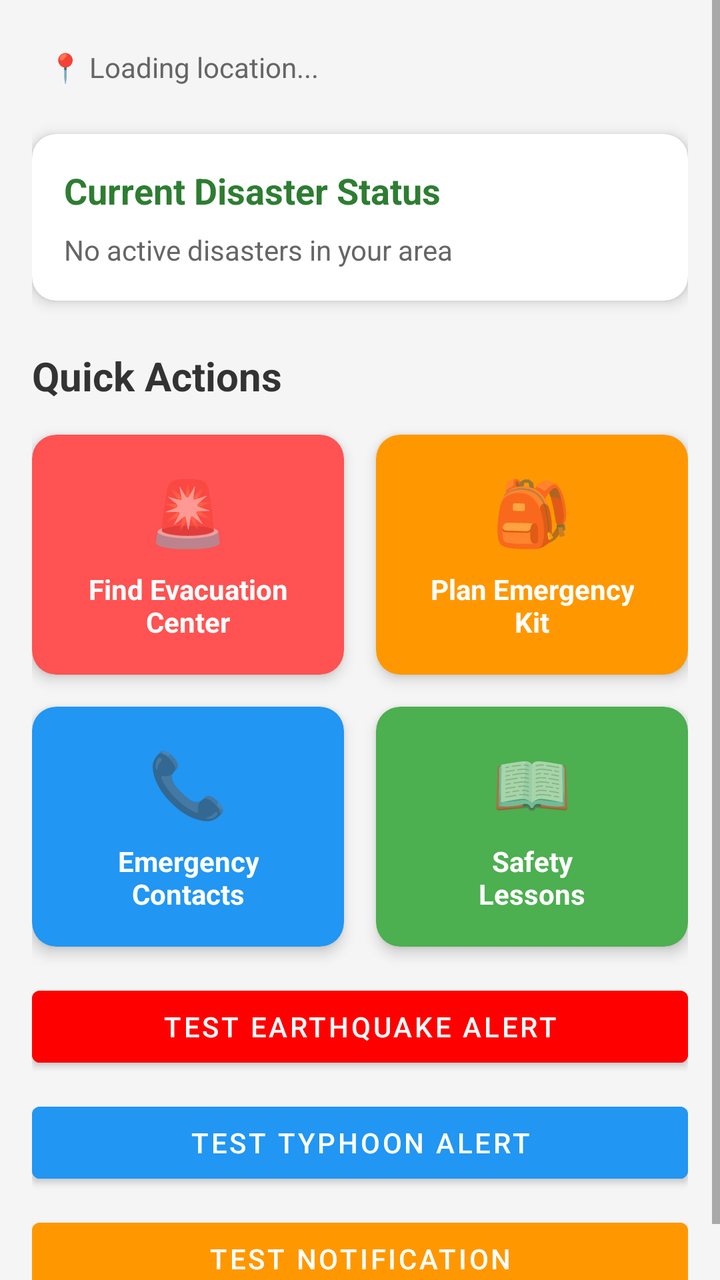
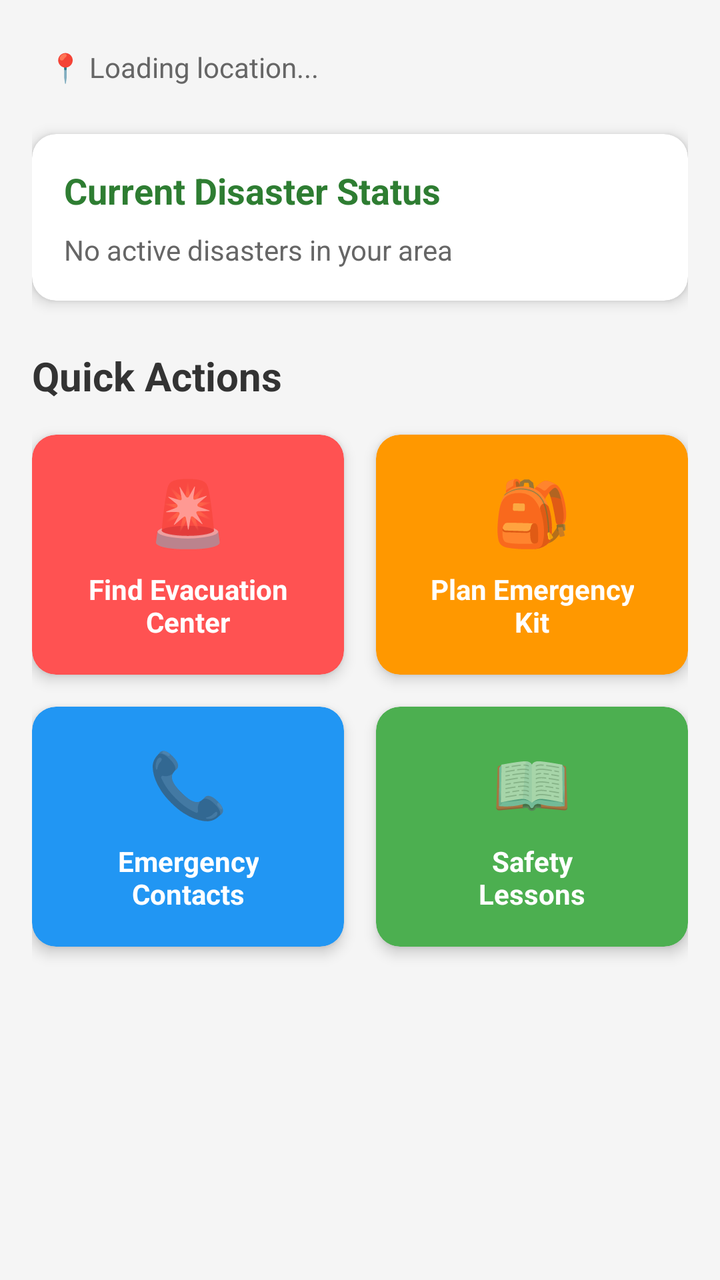

Before-and-after screenshots of an Android layout around one commit, followed by the original layout XML and the change that was made.
<!-- AndroidManifest.xml: application theme Theme.Gabay -->
<!-- res/layout/fragment_home.xml -->
<?xml version="1.0" encoding="utf-8"?>
<ScrollView
    xmlns:android="http://schemas.android.com/apk/res/android"
    xmlns:app="http://schemas.android.com/apk/res-auto"
    xmlns:tools="http://schemas.android.com/tools"
    android:layout_width="match_parent"
    android:layout_height="match_parent"
    android:fillViewport="true"
    android:background="#F5F5F5">

    <androidx.constraintlayout.widget.ConstraintLayout
        android:layout_width="match_parent"
        android:layout_height="wrap_content"
        android:padding="16dp">

        
        <Button
            android:id="@+id/btnTestAlert"
            android:layout_width="0dp"
            android:layout_height="wrap_content"
            android:layout_marginTop="16dp"
            android:text="TEST EARTHQUAKE ALERT"
            android:backgroundTint="#FF0000"
            app:layout_constraintTop_toBottomOf="@id/btnContacts"
            app:layout_constraintStart_toStartOf="parent"
            app:layout_constraintEnd_toEndOf="parent" />

        

        <Button
            android:id="@+id/btnTestTyphoon"
            android:layout_width="match_parent"
            android:layout_height="wrap_content"
            android:layout_marginTop="10dp"
            android:backgroundTint="#2196F3"
            android:text="TEST TYPHOON ALERT"
            app:layout_constraintTop_toBottomOf="@+id/btnTestAlert"
            tools:layout_editor_absoluteX="16dp" />

        <Button
            android:id="@+id/btnTestNotification"
            android:layout_width="match_parent"
            android:layout_height="wrap_content"
            android:layout_marginTop="10dp"
            android:backgroundTint="#FF9800"
            android:text="TEST NOTIFICATION"
            app:layout_constraintTop_toBottomOf="@+id/btnTestTyphoon"
            tools:layout_editor_absoluteX="16dp" />

        <TextView
            android:id="@+id/tvLocation"
            android:layout_width="wrap_content"
            android:layout_height="wrap_content"
            android:text="📍 Loading location..."
            android:textSize="14sp"
            android:textColor="#666666"
            android:padding="8dp"
            app:layout_constraintTop_toTopOf="parent"
            app:layout_constraintStart_toStartOf="parent" />

        
        <com.google.android.material.card.MaterialCardView
            android:id="@+id/cardDisasterAlert"
            android:layout_width="0dp"
            android:layout_height="wrap_content"
            android:layout_marginTop="16dp"
            app:cardCornerRadius="12dp"
            app:cardElevation="4dp"
            app:layout_constraintTop_toBottomOf="@id/tvLocation"
            app:layout_constraintStart_toStartOf="parent"
            app:layout_constraintEnd_toEndOf="parent">

            <LinearLayout
                android:layout_width="match_parent"
                android:layout_height="wrap_content"
                android:orientation="vertical"
                android:padding="16dp">

                <TextView
                    android:id="@+id/tvAlertTitle"
                    android:layout_width="wrap_content"
                    android:layout_height="wrap_content"
                    android:text="Current Disaster Status"
                    android:textSize="18sp"
                    android:textStyle="bold"
                    android:textColor="#2E7D32" />

                <TextView
                    android:id="@+id/tvAlertMessage"
                    android:layout_width="wrap_content"
                    android:layout_height="wrap_content"
                    android:layout_marginTop="8dp"
                    android:text="No active disasters in your area"
                    android:textSize="14sp"
                    android:textColor="#666666" />

            </LinearLayout>

        </com.google.android.material.card.MaterialCardView>

        
        <TextView
            android:id="@+id/tvQuickActions"
            android:layout_width="wrap_content"
            android:layout_height="wrap_content"
            android:layout_marginTop="24dp"
            android:text="Quick Actions"
            android:textSize="20sp"
            android:textStyle="bold"
            android:textColor="#333333"
            app:layout_constraintTop_toBottomOf="@id/cardDisasterAlert"
            app:layout_constraintStart_toStartOf="parent" />

        
        <com.google.android.material.card.MaterialCardView
            android:id="@+id/btnEvacuation"
            android:layout_width="0dp"
            android:layout_height="120dp"
            android:layout_marginTop="16dp"
            android:layout_marginEnd="8dp"
            app:cardCornerRadius="12dp"
            app:cardElevation="4dp"
            app:cardBackgroundColor="#FF5252"
            app:layout_constraintTop_toBottomOf="@id/tvQuickActions"
            app:layout_constraintStart_toStartOf="parent"
            app:layout_constraintEnd_toStartOf="@id/btnEmergencyKit">

            <LinearLayout
                android:layout_width="match_parent"
                android:layout_height="match_parent"
                android:orientation="vertical"
                android:gravity="center"
                android:padding="16dp">

                <TextView
                    android:layout_width="wrap_content"
                    android:layout_height="wrap_content"
                    android:text="🚨"
                    android:textSize="32sp" />

                <TextView
                    android:layout_width="wrap_content"
                    android:layout_height="wrap_content"
                    android:layout_marginTop="8dp"
                    android:text="Find Evacuation\nCenter"
                    android:textSize="14sp"
                    android:textStyle="bold"
                    android:textColor="@color/white"
                    android:gravity="center" />

            </LinearLayout>

        </com.google.android.material.card.MaterialCardView>

        
        <com.google.android.material.card.MaterialCardView
            android:id="@+id/btnEmergencyKit"
            android:layout_width="0dp"
            android:layout_height="120dp"
            android:layout_marginStart="8dp"
            app:cardCornerRadius="12dp"
            app:cardElevation="4dp"
            app:cardBackgroundColor="#FF9800"
            app:layout_constraintTop_toTopOf="@id/btnEvacuation"
            app:layout_constraintStart_toEndOf="@id/btnEvacuation"
            app:layout_constraintEnd_toEndOf="parent">

            <LinearLayout
                android:layout_width="match_parent"
                android:layout_height="match_parent"
                android:orientation="vertical"
                android:gravity="center"
                android:padding="16dp">

                <TextView
                    android:layout_width="wrap_content"
                    android:layout_height="wrap_content"
                    android:text="🎒"
                    android:textSize="32sp" />

                <TextView
                    android:layout_width="wrap_content"
                    android:layout_height="wrap_content"
                    android:layout_marginTop="8dp"
                    android:text="Plan Emergency\nKit"
                    android:textSize="14sp"
                    android:textStyle="bold"
                    android:textColor="@color/white"
                    android:gravity="center" />

            </LinearLayout>

        </com.google.android.material.card.MaterialCardView>

        
        <com.google.android.material.card.MaterialCardView
            android:id="@+id/btnContacts"
            android:layout_width="0dp"
            android:layout_height="120dp"
            android:layout_marginTop="16dp"
            android:layout_marginEnd="8dp"
            app:cardCornerRadius="12dp"
            app:cardElevation="4dp"
            app:cardBackgroundColor="#2196F3"
            app:layout_constraintTop_toBottomOf="@id/btnEvacuation"
            app:layout_constraintStart_toStartOf="parent"
            app:layout_constraintEnd_toStartOf="@id/btnLessons">

            <LinearLayout
                android:layout_width="match_parent"
                android:layout_height="match_parent"
                android:orientation="vertical"
                android:gravity="center"
                android:padding="16dp">

                <TextView
                    android:layout_width="wrap_content"
                    android:layout_height="wrap_content"
                    android:text="📞"
                    android:textSize="32sp" />

                <TextView
                    android:layout_width="wrap_content"
                    android:layout_height="wrap_content"
                    android:layout_marginTop="8dp"
                    android:text="Emergency\nContacts"
                    android:textSize="14sp"
                    android:textStyle="bold"
                    android:textColor="@color/white"
                    android:gravity="center" />

            </LinearLayout>

        </com.google.android.material.card.MaterialCardView>

        
        <com.google.android.material.card.MaterialCardView
            android:id="@+id/btnLessons"
            android:layout_width="0dp"
            android:layout_height="120dp"
            android:layout_marginStart="8dp"
            app:cardCornerRadius="12dp"
            app:cardElevation="4dp"
            app:cardBackgroundColor="#4CAF50"
            app:layout_constraintTop_toTopOf="@id/btnContacts"
            app:layout_constraintStart_toEndOf="@id/btnContacts"
            app:layout_constraintEnd_toEndOf="parent">

            <LinearLayout
                android:layout_width="match_parent"
                android:layout_height="match_parent"
                android:orientation="vertical"
                android:gravity="center"
                android:padding="16dp">

                <TextView
                    android:layout_width="wrap_content"
                    android:layout_height="wrap_content"
                    android:text="📖"
                    android:textSize="32sp" />

                <TextView
                    android:layout_width="wrap_content"
                    android:layout_height="wrap_content"
                    android:layout_marginTop="8dp"
                    android:text="Safety\nLessons"
                    android:textSize="14sp"
                    android:textStyle="bold"
                    android:textColor="@color/white"
                    android:gravity="center" />

            </LinearLayout>

        </com.google.android.material.card.MaterialCardView>

    </androidx.constraintlayout.widget.ConstraintLayout>

</ScrollView>
<!-- resources referenced by this layout -->
<resources>
  <color name="white">#FFFFFFFF</color>
  <style name="Theme.Gabay" parent="Theme.MaterialComponents.DayNight.DarkActionBar">
          <item name="colorPrimary">@color/primary_green</item>
          <item name="colorPrimaryVariant">@color/teal_700</item>
          <item name="colorOnPrimary">@color/white</item>
          <item name="colorSecondary">@color/primary_blue</item>
          <item name="colorSecondaryVariant">@color/teal_700</item>
          <item name="colorOnSecondary">@color/black</item>
          <item name="android:statusBarColor">@color/primary_green</item>
          <item name="bottomNavigationStyle">@style/LightBottomNav</item>
          <item name="materialCardViewStyle">@style/LightCard</item>
      </style>
  <color name="primary_green">#4CAF50</color>
  <color name="teal_700">#FF018786</color>
  <color name="primary_blue">#2196F3</color>
  <color name="black">#FF000000</color>
  <style name="LightBottomNav" parent="Widget.MaterialComponents.BottomNavigationView">
          <item name="itemIconTint">@color/bottom_nav_color_light</item>
          <item name="itemTextColor">@color/bottom_nav_color_light</item>
      </style>
  <style name="LightCard" parent="Widget.MaterialComponents.CardView">
          <item name="cardBackgroundColor">#FFFFFF</item>
          <item name="cardElevation">4dp</item>
      </style>
</resources>

<!-- the commit's change to res/layout/fragment_home.xml (unified diff, before → after) -->
@@ -14,38 +14,36 @@
         android:padding="16dp">
 
         
-        <Button
-            android:id="@+id/btnTestAlert"
-            android:layout_width="0dp"
-            android:layout_height="wrap_content"
-            android:layout_marginTop="16dp"
-            android:text="TEST EARTHQUAKE ALERT"
-            android:backgroundTint="#FF0000"
-            app:layout_constraintTop_toBottomOf="@id/btnContacts"
-            app:layout_constraintStart_toStartOf="parent"
-            app:layout_constraintEnd_toEndOf="parent" />
-
-        
-
-        <Button
-            android:id="@+id/btnTestTyphoon"
-            android:layout_width="match_parent"
-            android:layout_height="wrap_content"
-            android:layout_marginTop="10dp"
-            android:backgroundTint="#2196F3"
-            android:text="TEST TYPHOON ALERT"
-            app:layout_constraintTop_toBottomOf="@+id/btnTestAlert"
-            tools:layout_editor_absoluteX="16dp" />
-
-        <Button
-            android:id="@+id/btnTestNotification"
-            android:layout_width="match_parent"
-            android:layout_height="wrap_content"
-            android:layout_marginTop="10dp"
-            android:backgroundTint="#FF9800"
-            android:text="TEST NOTIFICATION"
-            app:layout_constraintTop_toBottomOf="@+id/btnTestTyphoon"
-            tools:layout_editor_absoluteX="16dp" />
+
+
+
+
+
+
+
+
+
+
+
+
+
+
+
+
+
+
+
+
+
+
+
+
+
+
+
+
+
+
 
         <TextView
             android:id="@+id/tvLocation"
@@ -58,7 +56,6 @@
             app:layout_constraintTop_toTopOf="parent"
             app:layout_constraintStart_toStartOf="parent" />
 
-        
         <com.google.android.material.card.MaterialCardView
             android:id="@+id/cardDisasterAlert"
             android:layout_width="0dp"
@@ -98,7 +95,6 @@
 
         </com.google.android.material.card.MaterialCardView>
 
-        
         <TextView
             android:id="@+id/tvQuickActions"
             android:layout_width="wrap_content"
@@ -111,7 +107,6 @@
             app:layout_constraintTop_toBottomOf="@id/cardDisasterAlert"
             app:layout_constraintStart_toStartOf="parent" />
 
-        
         <com.google.android.material.card.MaterialCardView
             android:id="@+id/btnEvacuation"
             android:layout_width="0dp"
@@ -152,7 +147,6 @@
 
         </com.google.android.material.card.MaterialCardView>
 
-        
         <com.google.android.material.card.MaterialCardView
             android:id="@+id/btnEmergencyKit"
             android:layout_width="0dp"
@@ -192,7 +186,6 @@
 
         </com.google.android.material.card.MaterialCardView>
 
-        
         <com.google.android.material.card.MaterialCardView
             android:id="@+id/btnContacts"
             android:layout_width="0dp"
@@ -233,7 +226,6 @@
 
         </com.google.android.material.card.MaterialCardView>
 
-        
         <com.google.android.material.card.MaterialCardView
             android:id="@+id/btnLessons"
             android:layout_width="0dp"
